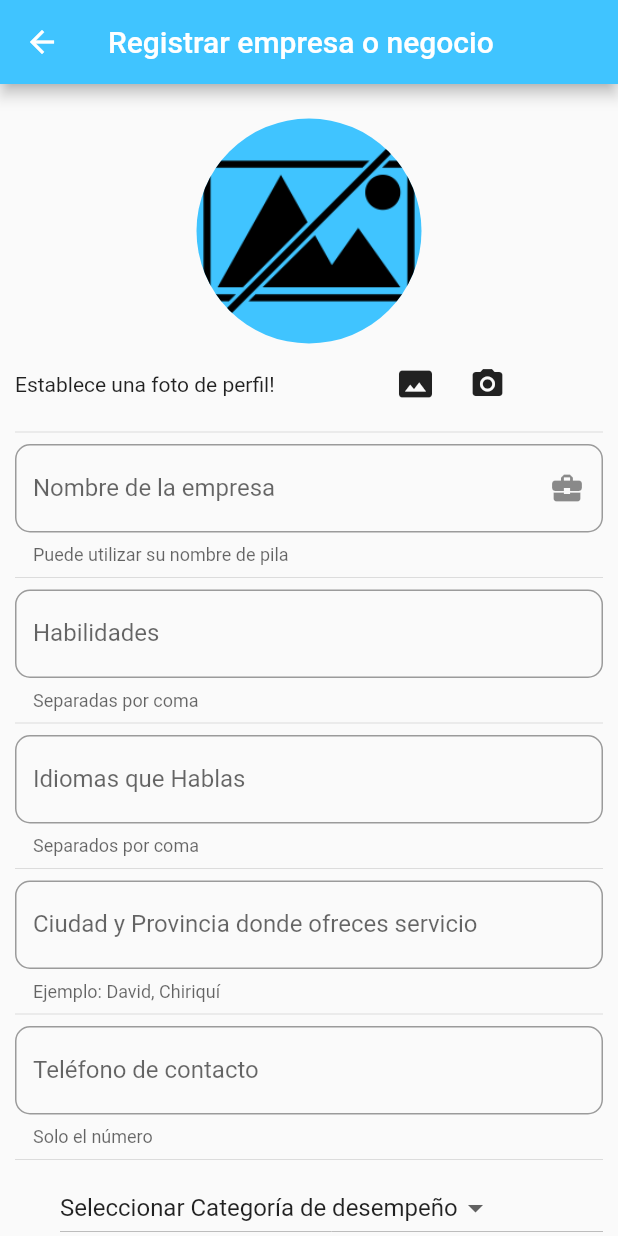
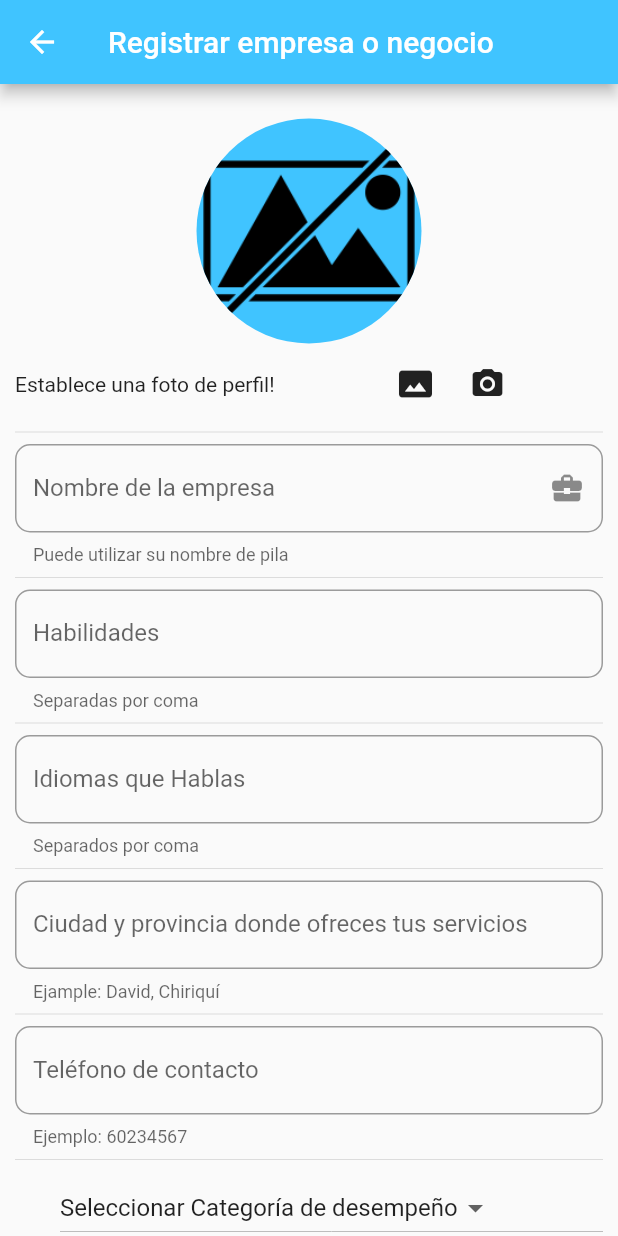
Before and after one commit to YexiCortez/NetJob, a Flutter app: the InputPage screen opened directly, on a phone screen of 412 x 824 dp. Run offline on Flutter 3.47's test engine with Material 2 defaults, Android fonts, the phone set to English and light mode, and no system bars; our stand-ins replace image_picker, rxdart, shared_preferences, smooth_star_rating; missing offline and left inert: commons, flappy_search_bar, mapbox_gl, mime_type; accounts and stored records are empty.

Commit message:
registro de negocios

```diff
--- a/lib/src/pages/sign_form.dart
+++ b/lib/src/pages/sign_form.dart
@@ -91,14 +91,14 @@ class _InputPageState extends State<InputPage> {
           Divider(),
           _crearInput(),
           Divider(),
-          _crearInput2('Habilidades','Separadas por coma',bloc,bloc.habilStream,negocio.habilidades,controlHabil),
+          _crearInput2(),
           Divider(),
 
-          _crearInput2('Idiomas que Hablas','Separados por coma',bloc,bloc.idiomasStream,negocio.idiomas,controlIdioma),
+          _crearInput4(),
           Divider(),
-          _crearInput2('Ciudad y Provincia donde ofreces servicio','Ejemplo: David, Chiriquí',bloc,bloc.ciudadStream,negocio.ciudad,controlCiudad),
+          _crearInput5(),
           Divider(),
-          _crearInput2('Teléfono de contacto','Solo el número',bloc,bloc.telStream,negocio.telefono,controlTel),
+          _crearInput6(),
           Divider(),
          _crearDropDown(_opcionSeleccionada,_opciones,bloc),
           Divider(),
@@ -167,6 +167,7 @@ class _InputPageState extends State<InputPage> {
     );
     //print(negocio.nombreNegocio);
   }
+
   Widget _crearInput3(LoginBloc bloc){
 
         return SizedBox(
@@ -195,26 +196,64 @@ class _InputPageState extends State<InputPage> {
 
   }
 
-  Widget _crearInput2(String labelT,String helperT, LoginBloc bloc, Stream<String> x,String y , TextEditingController z){
+  Widget _crearInput2(){
         return TextFormField(
-          controller: z,
+          controller: controlHabil,
           textCapitalization: TextCapitalization.sentences,
           decoration: InputDecoration(
             border: OutlineInputBorder(
               borderRadius: BorderRadius.circular(10.0),
             ),
-            //hintText: 'Nombre de la empresa/negocio',
-            labelText: labelT ,
-            helperText: helperT,
-            //counterText: snapshot.data,
-            //errorText: snapshot.error,
-            //suffixIcon: Icon(Icons.business_center),
-            //icon: Icon(Icons.account_circle),
+            labelText: 'Habilidades' ,
+            helperText:'Separadas por coma',
             ),
-           //onChanged: (value)=>bloc.changeName(value) ,
-           onSaved: (value)=>y=value,
+           onSaved: (value)=>negocio.habilidades=value,
         );
+  }
 
+  Widget _crearInput4(){
+    return TextFormField(
+      controller: controlIdioma,
+      textCapitalization: TextCapitalization.sentences,
+      decoration: InputDecoration(
+        border: OutlineInputBorder(
+          borderRadius: BorderRadius.circular(10.0),
+        ),
+        labelText: 'Idiomas que Hablas' ,
+        helperText: 'Separados por coma',
+        ),
+        onSaved: (value)=>negocio.idiomas=value,
+    );
+  }
+
+  Widget _crearInput5(){
+        return TextFormField(
+          controller: controlCiudad,
+          textCapitalization: TextCapitalization.sentences,
+          decoration: InputDecoration(
+            border: OutlineInputBorder(
+              borderRadius: BorderRadius.circular(10.0),
+            ),
+            labelText: 'Ciudad y provincia donde ofreces tus servicios' ,
+            helperText: 'Ejample: David, Chiriquí',
+            ),
+           onSaved: (value)=>negocio.ciudad=value,
+        );
+  }
+
+  Widget _crearInput6(){
+        return TextFormField(
+          controller: controlTel,
+          textCapitalization: TextCapitalization.sentences,
+          decoration: InputDecoration(
+            border: OutlineInputBorder(
+              borderRadius: BorderRadius.circular(10.0),
+            ),
+            labelText: 'Teléfono de contacto' ,
+            helperText: 'Ejemplo: 60234567',
+            ),
+           onSaved: (value)=>negocio.telefono=value,
+        );
   }
 
   Widget _crearEmail(LoginBloc bloc){
@@ -420,13 +459,6 @@ void _mostrarAlert2(BuildContext context){
 
   }
 
-  _login(LoginBloc bloc, BuildContext context){
-    print('***************');
-    print('Email: ${bloc.email}');
-    print('Password: ${bloc.password}');
-    print('***************');
-    Navigator.pushReplacement(context,MaterialPageRoute(builder:(context)=>InicioProveedor()));
-  }
   /*_register(LoginBloc bloc, BuildContext context)async{
     Map info=await negocioProvider.crearNegocio(
       bloc.email,
```
